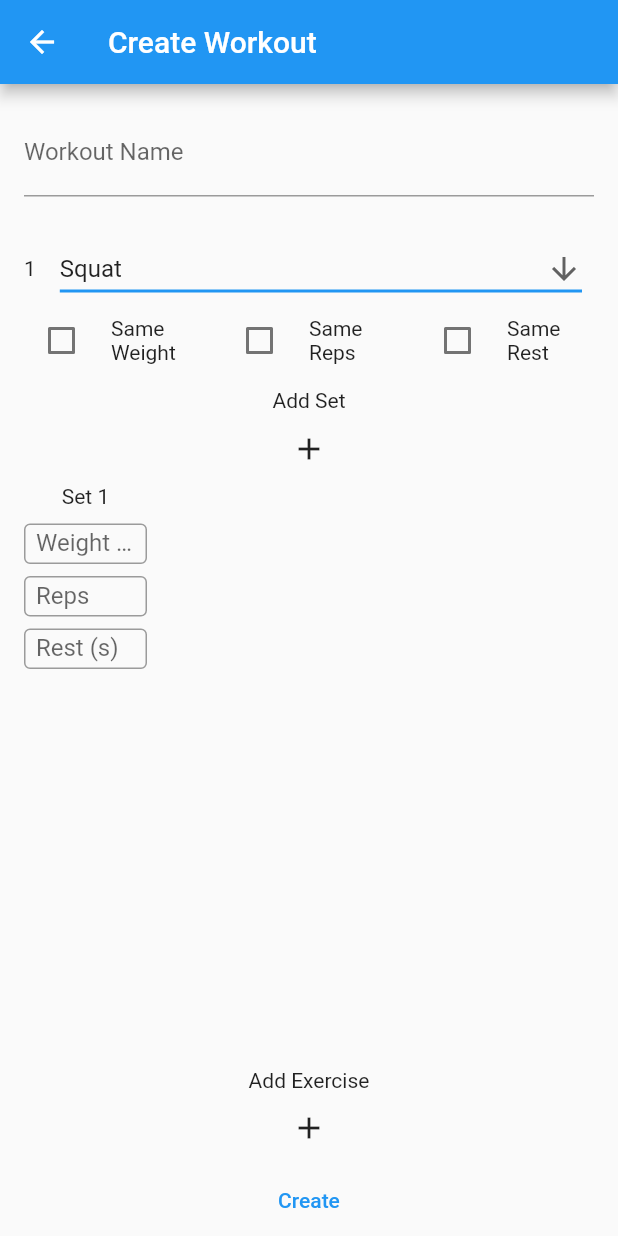
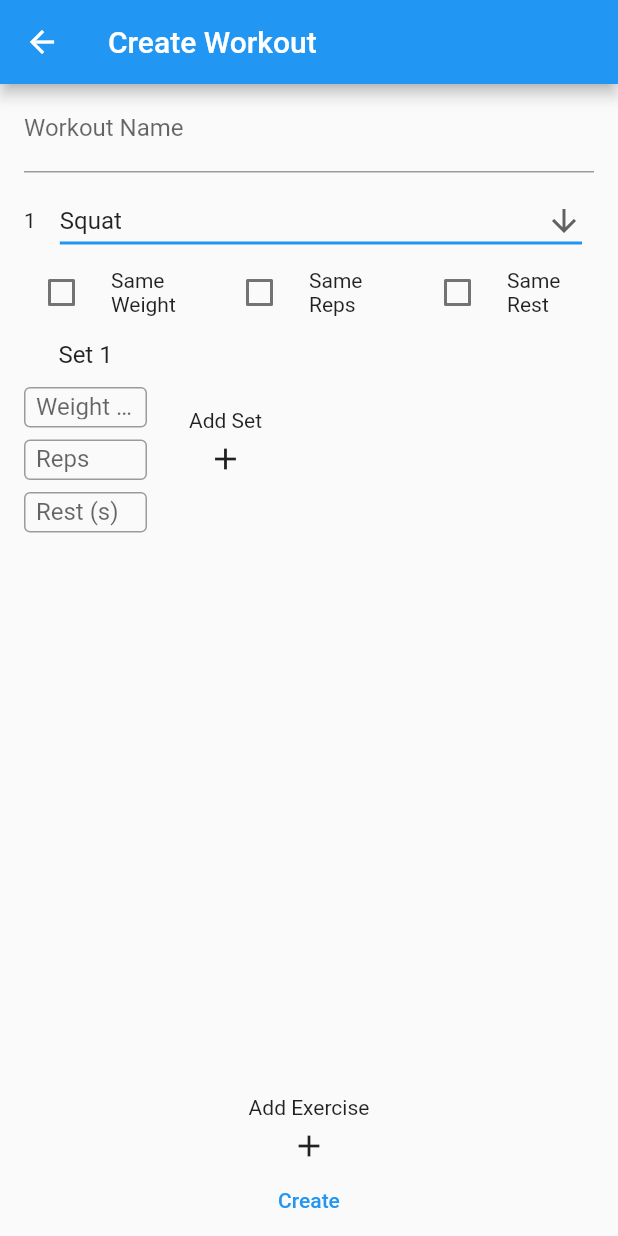
Before and after one commit to cherking19/EC463_SmartExerciseSystem, a Flutter app: the CreateWorkoutRoute screen opened directly, on a phone screen of 412 x 824 dp. Run offline on Flutter 3.47's test engine with Material 2 defaults, Android fonts, the phone set to English and light mode, and no system bars; our stand-ins replace cloud_functions, firebase_auth, firebase_core, shared_preferences; accounts and stored records are empty.

Commit message:
Finish tracking, introduce edit tracking workout

```diff
--- a/smart_gym/lib/workout_page/create_workout/create_workout.dart
+++ b/smart_gym/lib/workout_page/create_workout/create_workout.dart
@@ -14,7 +14,7 @@ class CreateWorkoutRoute extends StatelessWidget {
   Widget build(BuildContext context) {
     return WillPopScope(
       child: Scaffold(
-        resizeToAvoidBottomInset: false,
+        // resizeToAvoidBottomInset: false,
         appBar: AppBar(
           title: const Text('Create Workout'),
         ),
--- a/smart_gym/lib/workout_page/track_workout/track_workout.dart
+++ b/smart_gym/lib/workout_page/track_workout/track_workout.dart
@@ -50,16 +50,7 @@ class TrackWorkout extends StatefulWidget {
 }
 
 class TrackWorkoutState extends State<TrackWorkout> {
-  // TimerWidget? timer;
-
   void startTimer(int seconds) {
-    // setState(() {
-    //   timer = TimerWidget(
-    //     key: UniqueKey(),
-    //     seconds: seconds,
-    //     // globalRest: widget.rest,
-    //   );
-    // });
     TimerService.of(context).restart(seconds);
   }
 
@@ -87,6 +78,8 @@ class TrackWorkoutState extends State<TrackWorkout> {
       NavigatorResponse(true, finishAction, null),
     );
   }
+
+  void editWorkout(int index) {}
 
   @override
   Widget build(BuildContext context) {
@@ -122,10 +115,12 @@ class TrackWorkoutState extends State<TrackWorkout> {
                       return Padding(
                         padding: const EdgeInsets.fromLTRB(0.0, 0.0, 0.0, 16.0),
                         child: TrackExercise(
+                          index: index,
                           exercise: widget.workout.exercises[index],
                           trackedExercise:
                               widget.trackedWorkout.exercises[index],
                           startTimer: startTimer,
+                          editWorkout: editWorkout,
                         ),
                       );
                     },
@@ -134,13 +129,6 @@ class TrackWorkoutState extends State<TrackWorkout> {
               ),
               // if (timer != null) timer!,
               if (TimerService.of(context).isRunning)
-                // Text(
-                //   getFormattedDuration(
-                //     Duration(
-                //       seconds: TimerService.of(context).elapsed,
-                //     ),
-                //   ),
-                // ),
                 const SizedBox(
                   width: double.infinity,
                   child: RestTimer(),
@@ -160,15 +148,19 @@ class TrackWorkoutState extends State<TrackWorkout> {
 }
 
 class TrackExercise extends StatefulWidget {
+  final int index;
   final Exercise exercise;
   final TrackedExercise trackedExercise;
   final Function startTimer;
+  final Function editWorkout;
 
   const TrackExercise({
     Key? key,
+    required this.index,
     required this.exercise,
     required this.trackedExercise,
     required this.startTimer,
+    required this.editWorkout,
   }) : super(key: key);
 
   @override
@@ -182,24 +174,46 @@ class TrackExerciseState extends State<TrackExercise> {
     setState(() {});
   }
 
+  void editWorkout() {
+    widget.editWorkout(widget.index);
+  }
+
   @override
   Widget build(BuildContext context) {
     return Container(
       decoration: globalBoxDecoration,
       child: Padding(
-        padding: const EdgeInsets.all(16.0),
+        padding: const EdgeInsets.fromLTRB(12.0, 0.0, 6.0, 8.0),
         child: Column(
           crossAxisAlignment: CrossAxisAlignment.start,
           children: [
-            Text(
-              widget.exercise.name,
-              style: const TextStyle(
-                fontSize: 16,
-                fontWeight: FontWeight.bold,
-              ),
+            Row(
+              children: [
+                Padding(
+                  padding: const EdgeInsets.fromLTRB(4.0, 0.0, 0.0, 0.0),
+                  child: Text(
+                    widget.exercise.name,
+                    style: const TextStyle(
+                      fontSize: 16,
+                      fontWeight: FontWeight.bold,
+                    ),
+                  ),
+                ),
+                Expanded(
+                  child: Align(
+                    alignment: Alignment.centerRight,
+                    child: TextButton(
+                      onPressed: () {
+                        editWorkout();
+                      },
+                      child: const Text('Edit'),
+                    ),
+                  ),
+                ),
+              ],
             ),
             Padding(
-              padding: const EdgeInsets.fromLTRB(4.0, 16.0, 4.0, 0.0),
+              padding: const EdgeInsets.fromLTRB(4.0, 4.0, 10.0, 0.0),
               child: Align(
                 alignment: Alignment.centerLeft,
                 child: Scrollbar(
@@ -210,7 +224,7 @@ class TrackExerciseState extends State<TrackExercise> {
                         widget.exercise.sets.length,
                         (index) => Padding(
                           padding:
-                              const EdgeInsets.fromLTRB(0.0, 5.0, 0.0, 0.0),
+                              const EdgeInsets.fromLTRB(0.0, 5.0, 0.0, 8.0),
                           child: TrackSet(
                             index: index,
                             set: widget.exercise.sets[index],
--- a/smart_gym/lib/workout_page/widgets/workout_widgets.dart
+++ b/smart_gym/lib/workout_page/widgets/workout_widgets.dart
@@ -99,15 +99,21 @@ class WorkoutFormState extends State<WorkoutForm> {
           mainAxisAlignment: MainAxisAlignment.center,
           mainAxisSize: MainAxisSize.max,
           children: <Widget>[
-            WorkoutName(
+            Padding(
+              padding: const EdgeInsets.fromLTRB(16.0, 0.0, 16.0, 8.0),
+              child: WorkoutName(
                 formKey: _formKey,
                 editable: widget.editable,
                 workout: widget.workout,
               ),
+            ),
             Expanded(
+              child: Padding(
+                padding: const EdgeInsets.fromLTRB(0.0, 0.0, 0.0, 0.0),
                 child: ExercisesWidget(
                   editable: widget.editable,
                   workout: widget.workout,
+                ),
               ),
             ),
             if (widget.editable && !widget.viewing && !saving)
@@ -156,9 +162,7 @@ class WorkoutName extends StatelessWidget {
   @override
   Widget build(BuildContext context) {
     nameController.text = workout.name;
-    return Padding(
-      padding: const EdgeInsets.all(16.0),
-      child: TextFormField(
+    return TextFormField(
       controller: nameController,
       enabled: editable,
       decoration: const InputDecoration(
@@ -173,7 +177,6 @@ class WorkoutName extends StatelessWidget {
       onChanged: (value) {
         workout.name = value;
       },
-      ),
     );
   }
 }
@@ -206,7 +209,7 @@ class _ExercisesWidgetState extends State<ExercisesWidget> {
         Flexible(
           child: Scrollbar(
             child: ListView.builder(
-              padding: const EdgeInsets.all(8.0),
+              padding: const EdgeInsets.fromLTRB(8.0, 0.0, 8.0, 0.0),
               itemCount: widget.workout.exercises.length,
               itemBuilder: (BuildContext context, int index) {
                 return ExerciseWidget(
@@ -223,16 +226,23 @@ class _ExercisesWidgetState extends State<ExercisesWidget> {
           Column(
             children: [
               const Padding(
-                padding: EdgeInsets.fromLTRB(0.0, 12.0, 0.0, 0.0),
+                padding: EdgeInsets.fromLTRB(0.0, 12.0, 0.0, 6.0),
                 child: Text('Add Exercise'),
               ),
-              IconButton(
+              SizedBox(
+                height: 24.0,
+                width: 24.0,
+                child: IconButton(
                   icon: const Icon(Icons.add),
+                  padding: const EdgeInsets.all(0.0),
+                  iconSize: 24.0,
+                  splashRadius: 24.0,
                   onPressed: () {
                     FocusManager.instance.primaryFocus?.unfocus();
                     widget.workout.addExercise();
                     setState(() {});
                   },
+                ),
               ),
             ],
           )
@@ -268,6 +278,18 @@ class _ExerciseWidgetState extends State<ExerciseWidget> {
     EdgeInsets dropdownPadding = onlyExercise
         ? const EdgeInsets.fromLTRB(16.0, 0.0, 16.0, 0.0)
         : const EdgeInsets.fromLTRB(16.0, 0.0, 0.0, 0.0);
+
+    // if (onlyExercise) {
+    dropdownPadding = const EdgeInsets.fromLTRB(16.0, 0.0, 16.0, 0.0);
+    // }
+
+    if (widget.editable) {
+      dropdownPadding = onlyExercise
+          ? const EdgeInsets.fromLTRB(16.0, 0.0, 16.0, 0.0)
+          : const EdgeInsets.fromLTRB(16.0, 0.0, 0.0, 0.0);
+    } else {
+      dropdownPadding = const EdgeInsets.fromLTRB(16.0, 0.0, 16.0, 0.0);
+    }
 
     return Column(
       mainAxisSize: MainAxisSize.min,
@@ -386,6 +408,53 @@ class _SetsWidgetState extends State<SetsWidget> {
 
   @override
   Widget build(BuildContext context) {
+    EdgeInsets setWidgetItemPadding =
+        const EdgeInsets.fromLTRB(0.0, 0.0, 0.0, 4.0);
+
+    List<Widget> sets = List<Widget>.generate(
+      widget.exercise.sets.length,
+      (index) => Padding(
+        padding: setWidgetItemPadding,
+        child: SetWidget(
+          editable: widget.editable,
+          exercise: widget.exercise,
+          index: index,
+          updateParent: update,
+        ),
+      ),
+    );
+    if (widget.editable) {
+      sets.add(
+        Padding(
+          padding: const EdgeInsets.all(16.0),
+          child: Column(
+            children: [
+              const Padding(
+                padding: EdgeInsets.fromLTRB(0.0, 8.0, 0.0, 6.0),
+                child: Text('Add Set'),
+              ),
+              SizedBox(
+                height: 24.0,
+                width: 24.0,
+                child: IconButton(
+                  icon: const Icon(Icons.add),
+                  padding: const EdgeInsets.all(0.0),
+                  iconSize: 24.0,
+                  splashRadius: 24.0,
+                  onPressed: () {
+                    FocusManager.instance.primaryFocus?.unfocus();
+                    setState(() {
+                      widget.exercise.addSet();
+                    });
+                  },
+                ),
+              ),
+            ],
+          ),
+        ),
+      );
+    }
+
     return Column(
       children: [
         if (widget.editable)
@@ -440,19 +509,6 @@ class _SetsWidgetState extends State<SetsWidget> {
                   ],
                 ),
               ),
-              const Padding(
-                padding: EdgeInsets.fromLTRB(0.0, 8.0, 0.0, 0.0),
-                child: Text('Add Set'),
-              ),
-              IconButton(
-                icon: const Icon(Icons.add),
-                onPressed: () {
-                  FocusManager.instance.primaryFocus?.unfocus();
-                  setState(() {
-                    widget.exercise.addSet();
-                  });
-                },
-              ),
             ],
           ),
         Padding(
@@ -463,15 +519,7 @@ class _SetsWidgetState extends State<SetsWidget> {
               child: SingleChildScrollView(
                 scrollDirection: Axis.horizontal,
                 child: Row(
-                  children: List.generate(
-                    widget.exercise.sets.length,
-                    (index) => SetWidget(
-                      editable: widget.editable,
-                      exercise: widget.exercise,
-                      index: index,
-                      updateParent: update,
-                    ),
-                  ),
+                  children: sets,
                 ),
               ),
             ),
@@ -501,6 +549,8 @@ class SetWidget extends StatefulWidget {
 }
 
 class _SetWidgetState extends State<SetWidget> {
+  // double deleteSize = 100;
+
   final TextEditingController repsController = TextEditingController();
   final TextEditingController restController = TextEditingController();
   final TextEditingController weightController = TextEditingController();
@@ -581,14 +631,47 @@ class _SetWidgetState extends State<SetWidget> {
 
     onlySet = widget.exercise.sets.length == 1;
 
+    // print(!onlySet && widget.editable);
+
     return Padding(
       padding: const EdgeInsets.fromLTRB(0.0, 0.0, 8.0, 0.0),
       child: Column(
         mainAxisSize: MainAxisSize.min,
         children: [
           Padding(
-            padding: const EdgeInsets.fromLTRB(0.0, 0.0, 0.0, 6.0),
-            child: Text('Set ${widget.index + 1}'),
+            padding: const EdgeInsets.all(8.0),
+            child: Row(
+              children: [
+                Text(
+                  'Set ${widget.index + 1}',
+                  style: const TextStyle(
+                    fontSize: 16.0,
+                  ),
+                ),
+                if (!onlySet && widget.editable)
+                  Padding(
+                    padding: const EdgeInsets.fromLTRB(6.0, 0.0, 0.0, 0.0),
+                    child: Align(
+                      alignment: Alignment.center,
+                      child: SizedBox(
+                        height: 16.0,
+                        width: 16.0,
+                        child: IconButton(
+                          icon: const Icon(Icons.close),
+                          padding: const EdgeInsets.all(0.0),
+                          iconSize: 16.0,
+                          splashRadius: 16.0,
+                          onPressed: () {
+                            FocusManager.instance.primaryFocus?.unfocus();
+                            widget.exercise.deleteSet(widget.index);
+                            widget.updateParent();
+                          },
+                        ),
+                      ),
+                    ),
+                  ),
+              ],
+            ),
           ),
           SizedBox(
             width: 90,
@@ -668,15 +751,6 @@ class _SetWidgetState extends State<SetWidget> {
               ),
             ),
           ),
-          if (!onlySet && widget.editable)
-            IconButton(
-              icon: const Icon(Icons.close),
-              onPressed: () {
-                FocusManager.instance.primaryFocus?.unfocus();
-                widget.exercise.deleteSet(widget.index);
-                widget.updateParent();
-              },
-            ),
         ],
       ),
     );
```
Lines whose indentation alone changed are shown as unchanged.
